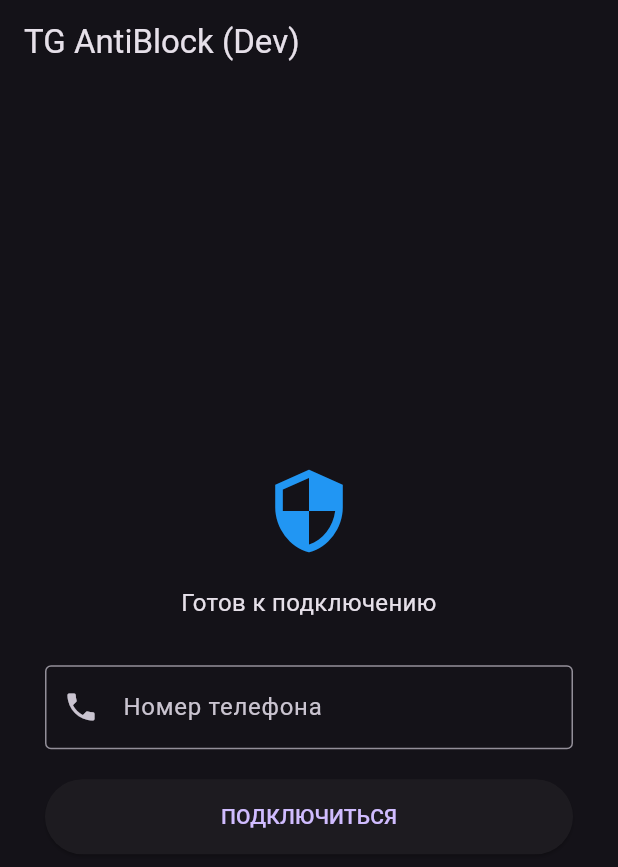
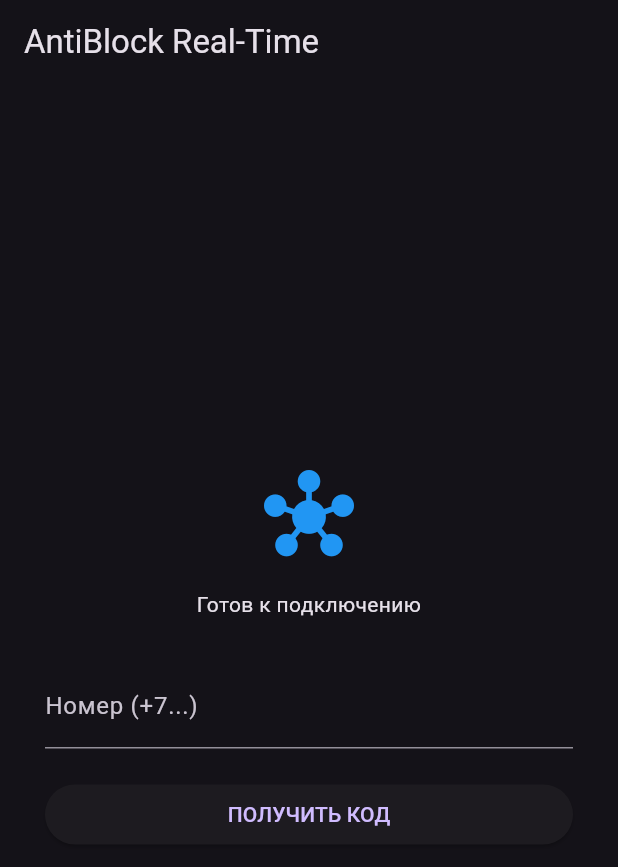
Before and after one commit to deb123-1/my_antiblock_app, a Flutter app: the screen it shows after launch, on a phone screen of 412 x 824 dp. Shown: the top 867 px of the screen. Run offline on Flutter 3.47's test engine with Material 3 defaults, Android fonts, the phone set to English and light mode, and no system bars; missing offline and left inert: tdlib.

Commit message:
Update main.dart with real Telegram logic

```diff
--- a/lib/main.dart
+++ b/lib/main.dart
@@ -1,4 +1,8 @@
 import 'package:flutter/material.dart';
+import 'package:tdlib/td_api.dart' as td;
+import 'package:tdlib/td_client.dart';
+import 'package:path_provider/path_provider.dart';
+import 'dart:io';
 
 void main() => runApp(const MyApp());
 
@@ -7,14 +11,13 @@
   @override
   Widget build(BuildContext context) {
     return MaterialApp(
-      debugShowCheckedModeBanner: false, // Убираем позорную красную плашку
+      debugShowCheckedModeBanner: false,
       theme: ThemeData.dark(useMaterial3: true),
       home: const TelegramAuthPage(),
     );
   }
 }
 
-// --- ЭКРАН АВТОРИЗАЦИИ ---
 class TelegramAuthPage extends StatefulWidget {
   const TelegramAuthPage({super.key});
   @override
@@ -24,22 +27,82 @@
 class _TelegramAuthPageState extends State<TelegramAuthPage> {
   final _phoneController = TextEditingController();
   final _codeController = TextEditingController();
+
+  int? _clientId;
   bool isCodeSent = false;
-  String status = "Готов к подключению";
+  String status = "Ожидание инициализации...";
 
-  void fakeProcess() async {
-    setState(() => status = "Обход блокировок... Загрузка прокси...");
-    await Future.delayed(const Duration(seconds: 2));
+  // --- ДАННЫЕ ИЗ MY.TELEGRAM.ORG ---
+  static const int apiId = 27998990; // ЗАМЕНИ НА СВОЙ
+  static const String apiHash = '385a37e211351c656f93683ee888f284'; // ЗАМЕНИ НА СВОЙ
+
+  @override
+  void initState() {
+    super.initState();
+    _initTdlib();
+  }
+
+  Future<void> _initTdlib() async {
+    _clientId = await TdClient.createClient();
+    final appDir = await getApplicationDocumentsDirectory();
+    final dbPath = "${appDir.path}/tdlib_db";
+
+    // Настраиваем параметры клиента
+    _send(td.SetTdlibParameters(
+      databaseDirectory: dbPath,
+      useMessageDatabase: true,
+      useChatInfoDatabase: true,
+      apiId: apiId,
+      apiHash: apiHash,
+      systemLanguageCode: 'ru',
+      deviceModel: 'iPhone Test',
+      systemVersion: 'iOS 17',
+      applicationVersion: '1.0.0',
+    ));
+
+    setState(() => status = "Готов к подключению");
+  }
+
+  void _send(td.TdFunction event) {
+    if (_clientId != null) {
+      TdClient.nativeTdSend(_clientId!, event);
+    }
+  }
+
+  // РЕАЛЬНЫЙ ПРОЦЕСС: Отправка номера
+  void startAuth() {
+    final phone = _phoneController.text.trim();
+    if (phone.isEmpty) return;
+
+    setState(() => status = "Связь с серверами Telegram...");
+    _send(td.SetAuthenticationPhoneNumber(phoneNumber: phone));
+
+    // В реальности мы должны ждать UpdateAuthorizationState,
+    // но для начала просто переключим UI
     setState(() {
       isCodeSent = true;
-      status = "Код отправлен на ${_phoneController.text}";
+      status = "Код запрошен на $phone";
     });
+  }
+
+  // РЕАЛЬНЫЙ ПРОЦЕСС: Проверка кода
+  void verifyCode() {
+    final code = _codeController.text.trim();
+    if (code.isEmpty) return;
+
+    _send(td.CheckAuthenticationCode(code: code));
+
+    // Переходим к чатам
+    Navigator.push(
+      context,
+      MaterialPageRoute(builder: (context) => const ChatsPage()),
+    );
   }
 
   @override
   Widget build(BuildContext context) {
     return Scaffold(
-      appBar: AppBar(title: const Text("TG AntiBlock (Dev)")),
+      appBar: AppBar(title: const Text("AntiBlock Real-Time")),
       body: Center(
         child: Container(
           constraints: const BoxConstraints(maxWidth: 400),
@@ -47,55 +110,31 @@
           child: Column(
             mainAxisSize: MainAxisSize.min,
             children: [
-              Icon(isCodeSent ? Icons.vibration : Icons.security, size: 60, color: Colors.blue),
+              Icon(isCodeSent ? Icons.mark_email_read : Icons.hub, size: 60, color: Colors.blue),
               const SizedBox(height: 20),
-              Text(status, textAlign: TextAlign.center, style: const TextStyle(fontSize: 16)),
+              Text(status, textAlign: TextAlign.center),
               const SizedBox(height: 30),
               if (!isCodeSent) ...[
                 TextField(
                   controller: _phoneController,
-                  decoration: const InputDecoration(
-                    labelText: "Номер телефона",
-                    prefixIcon: Icon(Icons.phone),
-                    border: OutlineInputBorder(),
-                  ),
+                  decoration: const InputDecoration(labelText: "Номер (+7...)"),
                   keyboardType: TextInputType.phone,
                 ),
                 const SizedBox(height: 20),
                 SizedBox(
                   width: double.infinity,
-                  height: 50,
-                  child: ElevatedButton(onPressed: fakeProcess, child: const Text("ПОДКЛЮЧИТЬСЯ")),
+                  child: ElevatedButton(onPressed: startAuth, child: const Text("ПОЛУЧИТЬ КОД")),
                 ),
               ] else ...[
                 TextField(
                   controller: _codeController,
-                  decoration: const InputDecoration(
-                    labelText: "Код из Telegram",
-                    prefixIcon: Icon(Icons.lock_outline),
-                    border: OutlineInputBorder(),
-                  ),
+                  decoration: const InputDecoration(labelText: "Код подтверждения"),
                   keyboardType: TextInputType.number,
                 ),
                 const SizedBox(height: 20),
                 SizedBox(
                   width: double.infinity,
-                  height: 50,
-                  child: ElevatedButton(
-                    style: ElevatedButton.styleFrom(backgroundColor: Colors.green.withOpacity(0.2)),
-                    onPressed: () {
-                      // ПЕРЕХОД НА СЛЕДУЮЩИЙ ЭКРАН
-                      Navigator.push(
-                        context,
-                        MaterialPageRoute(builder: (context) => const ChatsPage()),
-                      );
-                    },
-                    child: const Text("ПОДТВЕРДИТЬ"),
-                  ),
-                ),
-                TextButton(
-                  onPressed: () => setState(() => isCodeSent = false),
-                  child: const Text("Назад"),
+                  child: ElevatedButton(onPressed: verifyCode, child: const Text("ВОЙТИ В ЧАТЫ")),
                 ),
               ],
             ],
@@ -106,34 +145,14 @@
   }
 }
 
-// --- ЭКРАН СПИСКА ЧАТОВ ---
+// --- ЭКРАН ЧАТОВ (Будем наполнять реальными данными позже) ---
 class ChatsPage extends StatelessWidget {
   const ChatsPage({super.key});
-
   @override
   Widget build(BuildContext context) {
     return Scaffold(
-      appBar: AppBar(
-        title: const Text("Мои чаты"),
-        actions: [IconButton(icon: const Icon(Icons.search), onPressed: () {})],
-      ),
-      body: ListView.builder(
-        itemCount: 15, // Сделаем чуть больше чатов
-        itemBuilder: (context, index) {
-          return ListTile(
-            leading: CircleAvatar(
-              backgroundColor: Colors.blueAccent,
-              child: Text("${index + 1}", style: const TextStyle(color: Colors.white)),
-            ),
-            title: Text("Чат с другом №${index + 1}"),
-            subtitle: const Text("Последнее сообщение получено через прокси..."),
-            trailing: const Text("12:00"),
-            onTap: () {
-              // Тут можно будет добавить открытие чата
-            },
-          );
-        },
-      ),
+      appBar: AppBar(title: const Text("Telegram Chats")),
+      body: const Center(child: Text("Здесь скоро появятся твои реальные диалоги...")),
     );
   }
 }
--- a/pubspec.yaml
+++ b/pubspec.yaml
@@ -30,6 +30,7 @@
 dependencies:
   flutter:
    sdk: flutter
+  tdlib: ^1.4.0
   path_provider: ^2.1.2
   http: ^1.2.1
   # The following adds the Cupertino Icons font to your application.
```
Also changed, not shown: pubspec.lock.
